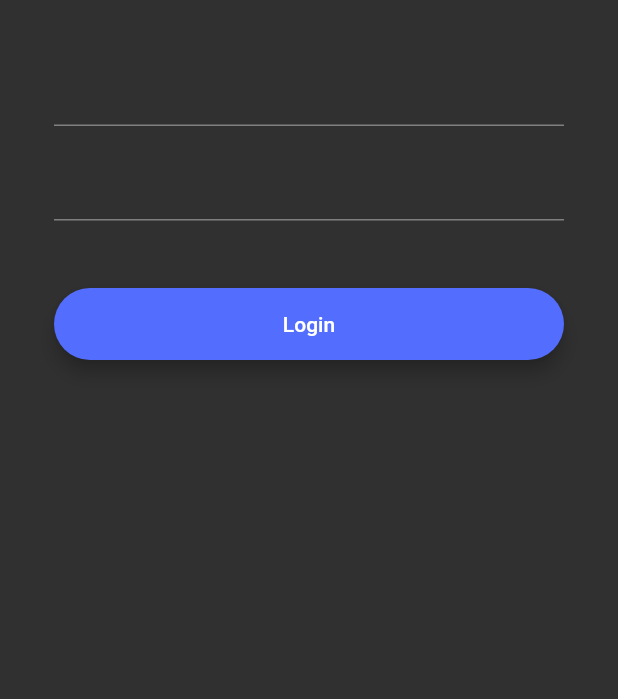
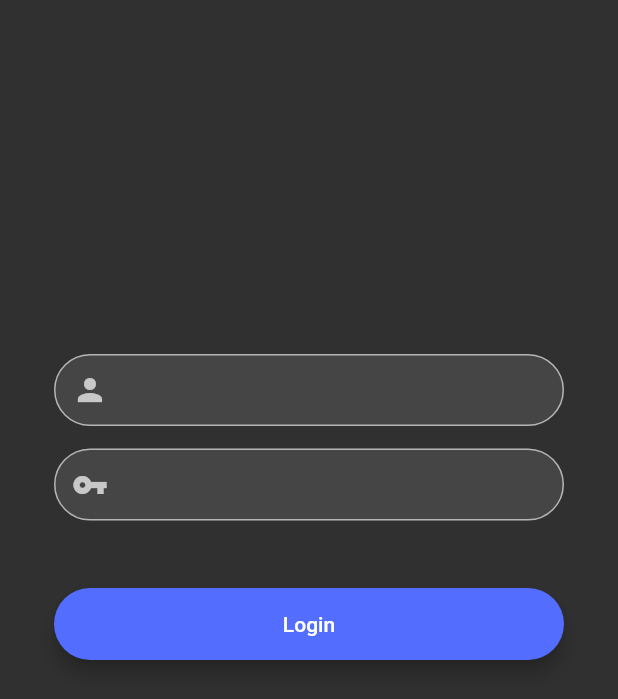
Before and after one commit to mateusconrad/helptask, a Flutter app: the screen it shows after launch, on a phone screen of 412 x 824 dp. Shown: the top 699 px of the screen. Run offline on Flutter 3.47's test engine with Material 2 defaults, Android fonts, the light colour scheme and no system bars.

Commit message:
isolamento widget TextFormField na tela de login

```diff
--- a/lib/login.dart
+++ b/lib/login.dart
@@ -10,6 +10,11 @@ class _LoginState extends State<Login> {
   final String title = "login";
   TextStyle style = TextStyle(fontSize: 20.0);
 
+  final _cLogin = TextEditingController();
+  final _cPassw = TextEditingController();
+  IconData iconField;
+
+
   @override
   Widget build(BuildContext context) {
     return Scaffold(
@@ -21,30 +26,34 @@ class _LoginState extends State<Login> {
             crossAxisAlignment: CrossAxisAlignment.center,
             mainAxisAlignment: MainAxisAlignment.center,
             children: <Widget>[
-                  TextFormField(
-                    autovalidate: true,
-
+              SizedBox(height: 200),
+              _widgetText(
+                Icons.person,
+                "login",
+                "Digite o usuário",
               ),
               SizedBox(height: 15.0),
-                  TextFormField(
-                    obscureText: true ,
+              _widgetText(
+                Icons.vpn_key,
+                "Senha",
+                "Digite a senha",
               ),
+
               SizedBox(height: 45.0),
-
               Material(
                 elevation: 5.0,
                 borderRadius: BorderRadius.circular(30.0),
                 color: Colors.indigoAccent,
                 child: MaterialButton(
-
                     minWidth: MediaQuery.of(context).size.width,
                     padding: EdgeInsets.fromLTRB(20.0, 15.0, 20.0, 15.0),
                     onPressed: () {
                       Navigator.push(
-                            context, MaterialPageRoute(builder: (context) => TabBarHome()));
+                          context,
+                          MaterialPageRoute(
+                              builder: (context) => TabBarHome()));
                     },
-                        child: Text("Login")
-                    ),
+                    child: Text("Login")),
               ),
               SizedBox(
                 height: 15.0,
@@ -56,5 +65,25 @@ class _LoginState extends State<Login> {
     ));
   }
 
+  TextFormField _widgetText(IconData iconField,String label, String hint,{bool password = false, TextEditingController controller}) {
+    return TextFormField(
+              controller: controller,
+              obscureText: password,
+              decoration: InputDecoration(
+                border: OutlineInputBorder(
+                  borderRadius: BorderRadius.all(Radius.circular(50)),
+                ),
+                filled: true,
+                contentPadding: EdgeInsets.fromLTRB(15, 10, 15, 10),
+                prefixIcon: Icon(iconField),
+                //iconField,
+                // prefixIcon: Icon(Icons.person),
+              ),
+            );
+  }
 }
 //////////////////////
+//              TextFormField(
+//                obscureText: true,
+//                controller: _cPassw,
+//              ),
```
Lines whose indentation alone changed are shown as unchanged.
